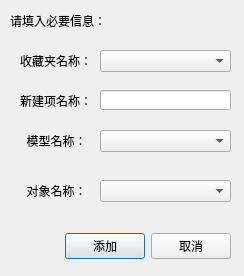
Above: src/ContextMenus/AddFavItemDialog.ui from gongweixue/GVSClient before the change. Below: the same form after it.
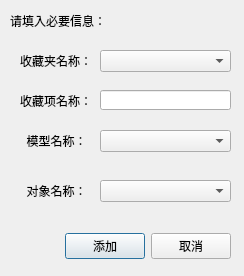
That is the form after the change.

```diff
--- a/src/ContextMenus/AddFavItemDialog.ui
+++ b/src/ContextMenus/AddFavItemDialog.ui
@@ -130,7 +130,7 @@
     </rect>
    </property>
    <property name="text">
-    <string>新建项名称：</string>
+    <string>收藏项名称：</string>
    </property>
   </widget>
   <widget class="QLineEdit" name="favItemLineEdit">
```
